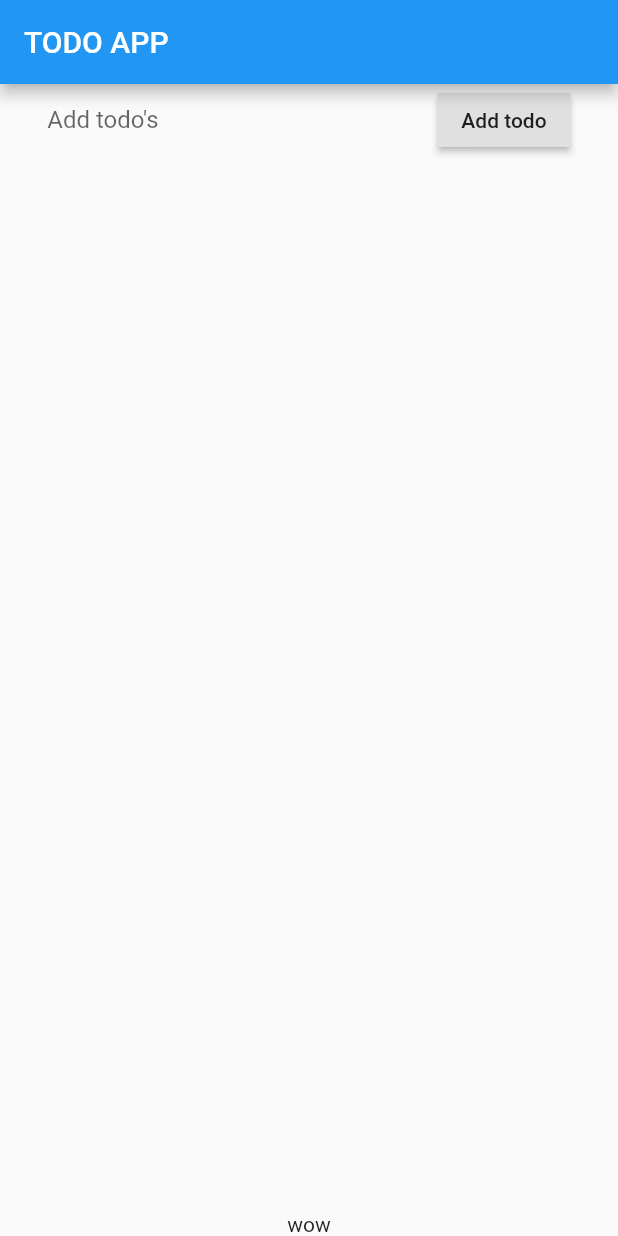
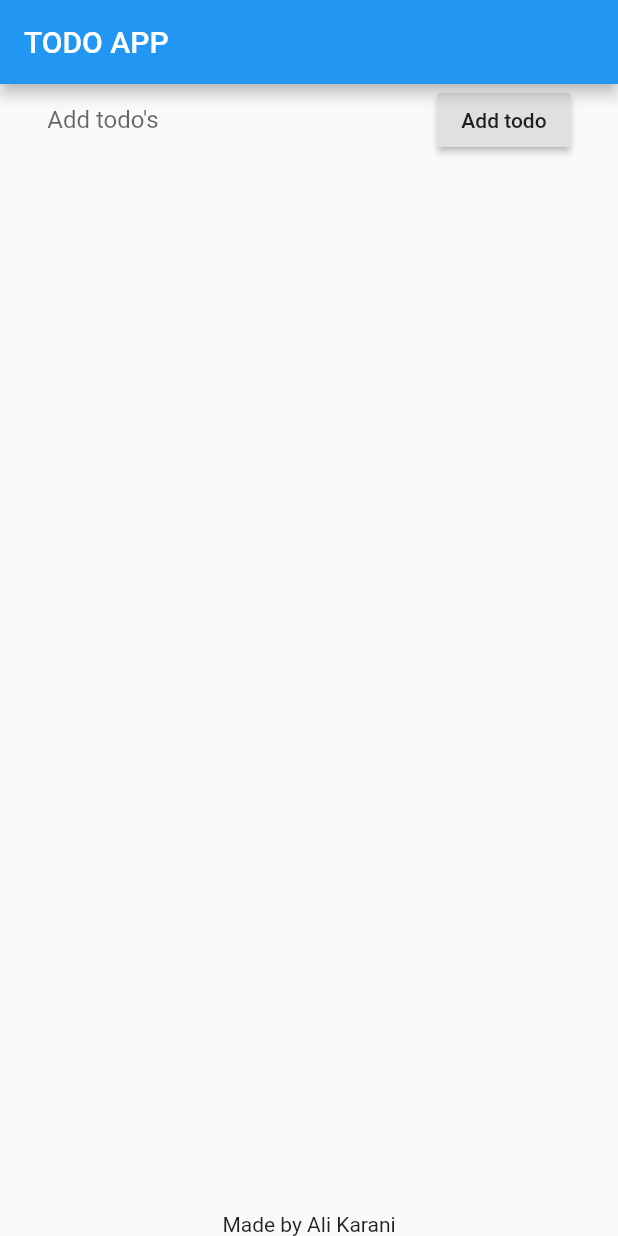
Before and after one commit to alikarani/DSC-Workshop-flutter, a Flutter app: the screen it shows after launch, on a phone screen of 412 x 824 dp. Run offline on Flutter 3.47's test engine with Material 2 defaults, Android fonts, the phone set to English and light mode, and no system bars.

Commit message:
Minor Fixes

```diff
--- a/lib/main.dart
+++ b/lib/main.dart
@@ -31,6 +31,7 @@ class _MyHomePageState extends State<MyHomePage> {
   String title;
   String text;
   List _todos = [];
+
   addTodo() {
     List tempTodos = _todos;
     tempTodos.add({'title': text});
@@ -41,13 +42,14 @@ class _MyHomePageState extends State<MyHomePage> {
   }
 
   deleteTodo(index) {
-List tempTodos = _todos;
+    List tempTodos = _todos;
     tempTodos.removeAt(index);
     setState(() {
       _todos = tempTodos;
     });
     print(tempTodos);
   }
+
   @override
   Widget build(BuildContext context) {
     return Scaffold(
@@ -99,7 +101,7 @@ List tempTodos = _todos;
                     }),
               ),
             ),
-            Text('wow')
+            Text('Made by Ali Karani')
           ],
         ),
       ),
```
Also changed, not shown: pubspec.lock, 1 other file.
